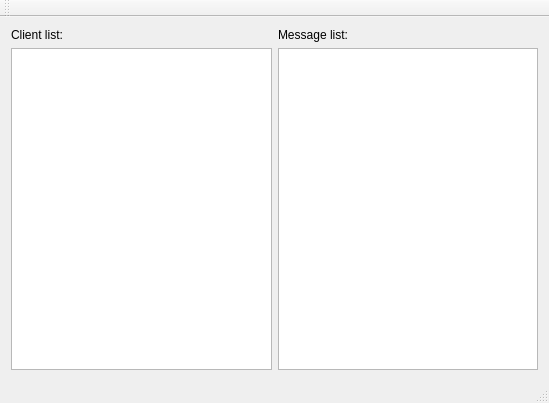
The window that mainwindow.ui (TokiSeven/university_course2_networks_lab_3_tcpChat_server) describes before a commit, drawn with Qt 5.
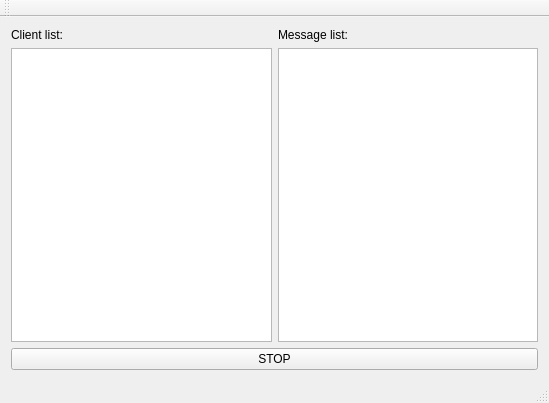
The same window after the commit.

```diff
--- a/mainwindow.ui
+++ b/mainwindow.ui
@@ -39,6 +39,13 @@
       </item>
      </layout>
     </item>
+    <item row="1" column="0">
+     <widget class="QPushButton" name="button_stop">
+      <property name="text">
+       <string>STOP</string>
+      </property>
+     </widget>
+    </item>
    </layout>
   </widget>
   <widget class="QMenuBar" name="menuBar">
```
